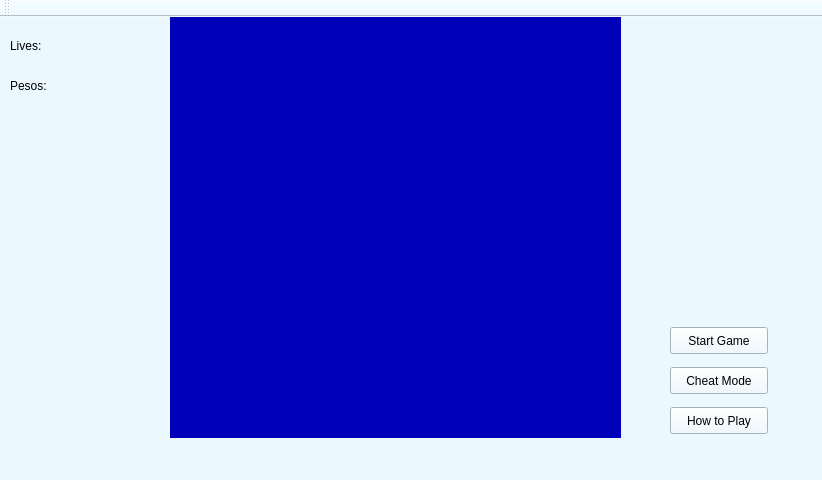
The window that ulmainwindow.ui (CKost/undersea-llamas) describes before a commit, drawn with Qt 5.
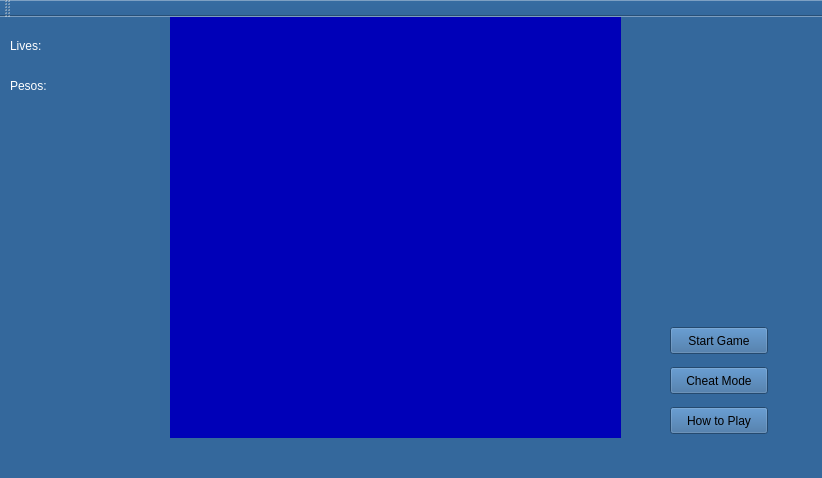
The same window after the commit.

The edit to the form file:
```diff
--- a/ulmainwindow.ui
+++ b/ulmainwindow.ui
@@ -7,14 +7,14 @@
     <x>0</x>
     <y>0</y>
     <width>822</width>
-    <height>480</height>
+    <height>478</height>
    </rect>
   </property>
   <property name="windowTitle">
    <string>ULMainWindow</string>
   </property>
   <property name="styleSheet">
-   <string notr="true">background-color: rgb(235, 249, 255);</string>
+   <string notr="true">background-color: rgb(52, 104, 156);</string>
   </property>
   <widget class="QWidget" name="centralWidget">
    <widget class="QWidget" name="widgetGame" native="true">
@@ -55,6 +55,9 @@
       <height>17</height>
      </rect>
     </property>
+    <property name="styleSheet">
+     <string notr="true">color: rgb(255, 255, 255);</string>
+    </property>
     <property name="text">
      <string>Lives:</string>
     </property>
@@ -68,6 +71,9 @@
       <height>17</height>
      </rect>
     </property>
+    <property name="styleSheet">
+     <string notr="true">color: rgb(255, 255, 255);</string>
+    </property>
     <property name="text">
      <string>Pesos:</string>
     </property>
```
